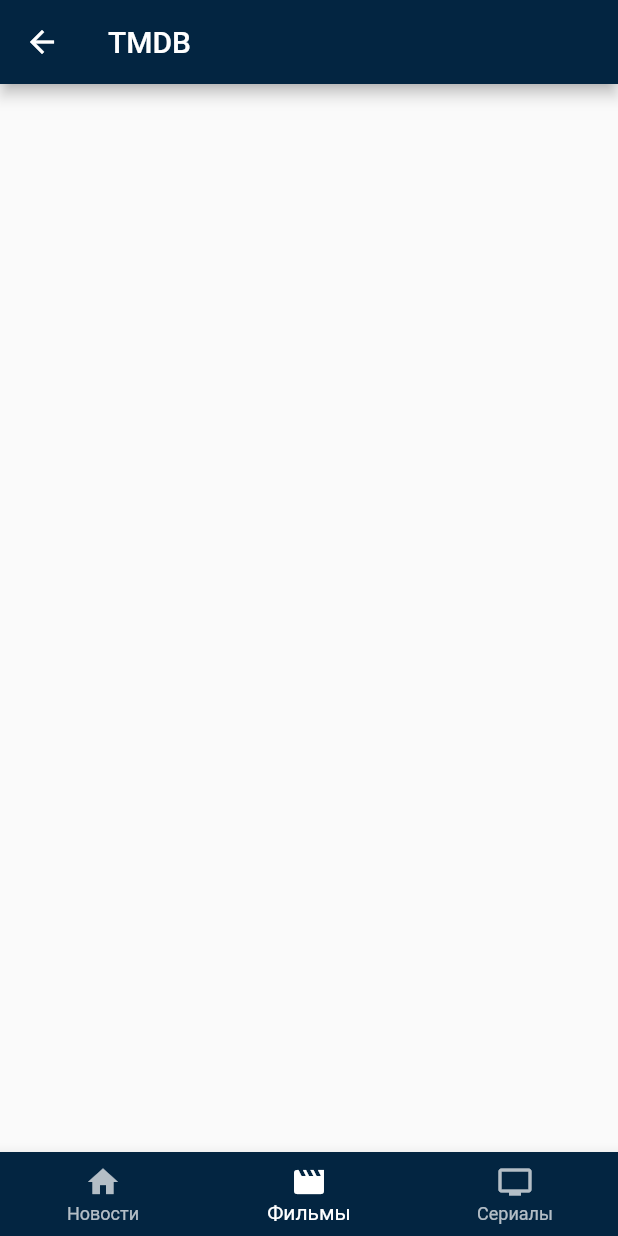
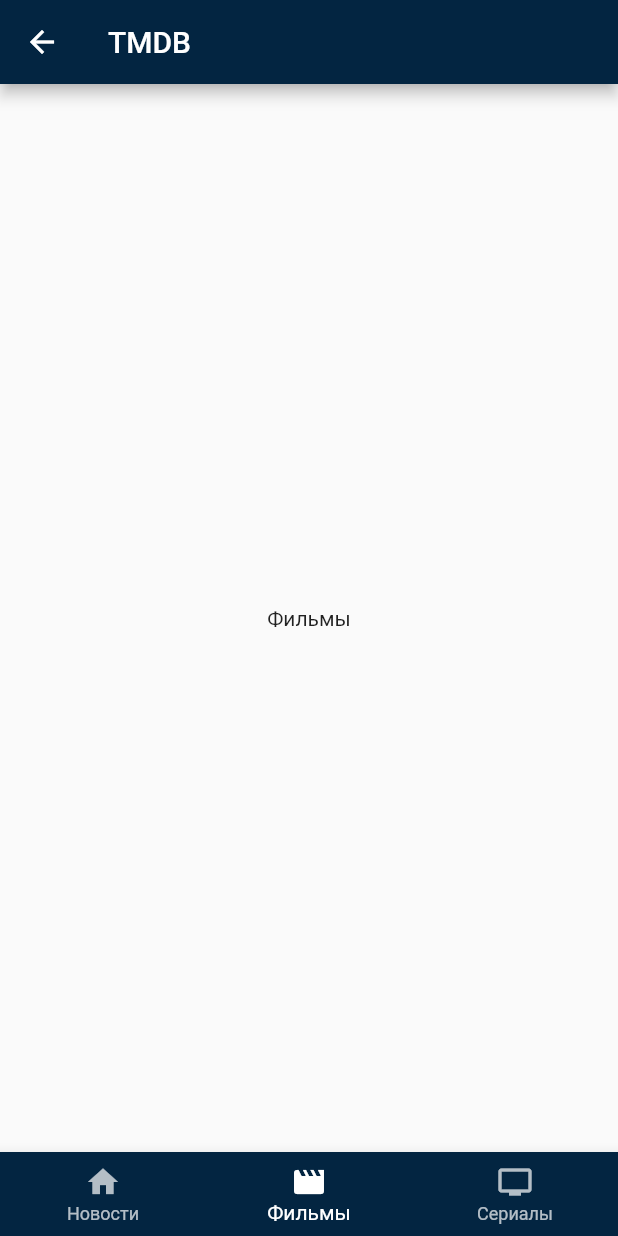
Before and after one commit to Wlad11/flutter, a Flutter app: the MainScreenWidget screen opened by its route, on a phone screen of 412 x 824 dp. Run offline on Flutter 3.47's test engine with Material 2 defaults, Android fonts, the phone set to English and light mode, and no system bars.

Commit message:
Добавил List _widgetOptions
Перестраивает  экран на нажатую иконку

```diff
--- a/lesson/lib/main_screen/main_screen_widget.dart
+++ b/lesson/lib/main_screen/main_screen_widget.dart
@@ -10,6 +10,19 @@
 
 class _MainScreenWidgetState extends State<MainScreenWidget> {
   int _selectTab = 1; //перестроит на ту Icon которая нужна
+
+  static const List<Widget> _widgetOptions = <Widget>[
+    Text(
+      'Новости',
+    ),
+    Text(
+      'Фильмы',
+    ),
+    Text(
+      'Сериалы',
+    ),
+  ];
+
   void onSelectTab(int index) {
     if (_selectTab == index) return;
 //Будет окрашивать нажатую иконку
@@ -22,6 +35,9 @@
   Widget build(BuildContext context) {
     return Scaffold(
         appBar: AppBar(title: const Text("TMDB")),
+        body: Center(
+          child: _widgetOptions[_selectTab],//Перестраиват экран на нажатую иконку
+        ), //Отображает лист свверху
         bottomNavigationBar: BottomNavigationBar(
           currentIndex: _selectTab,
           items: const [
```
